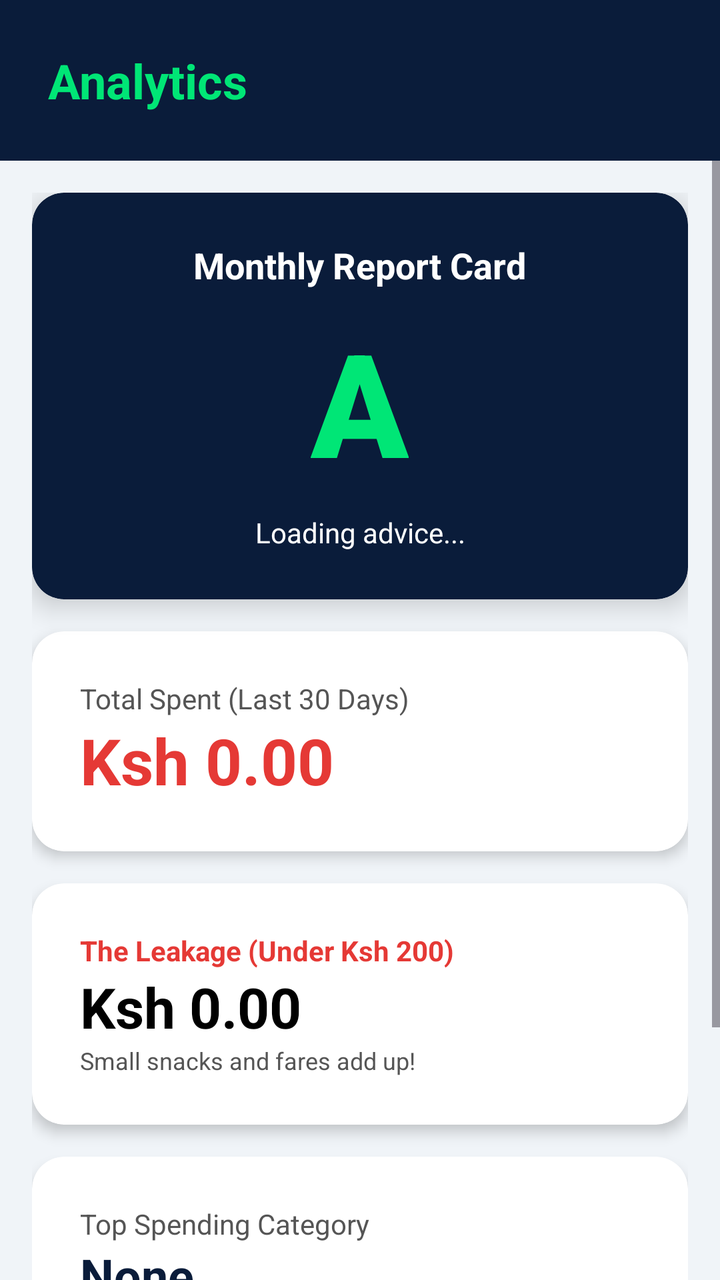
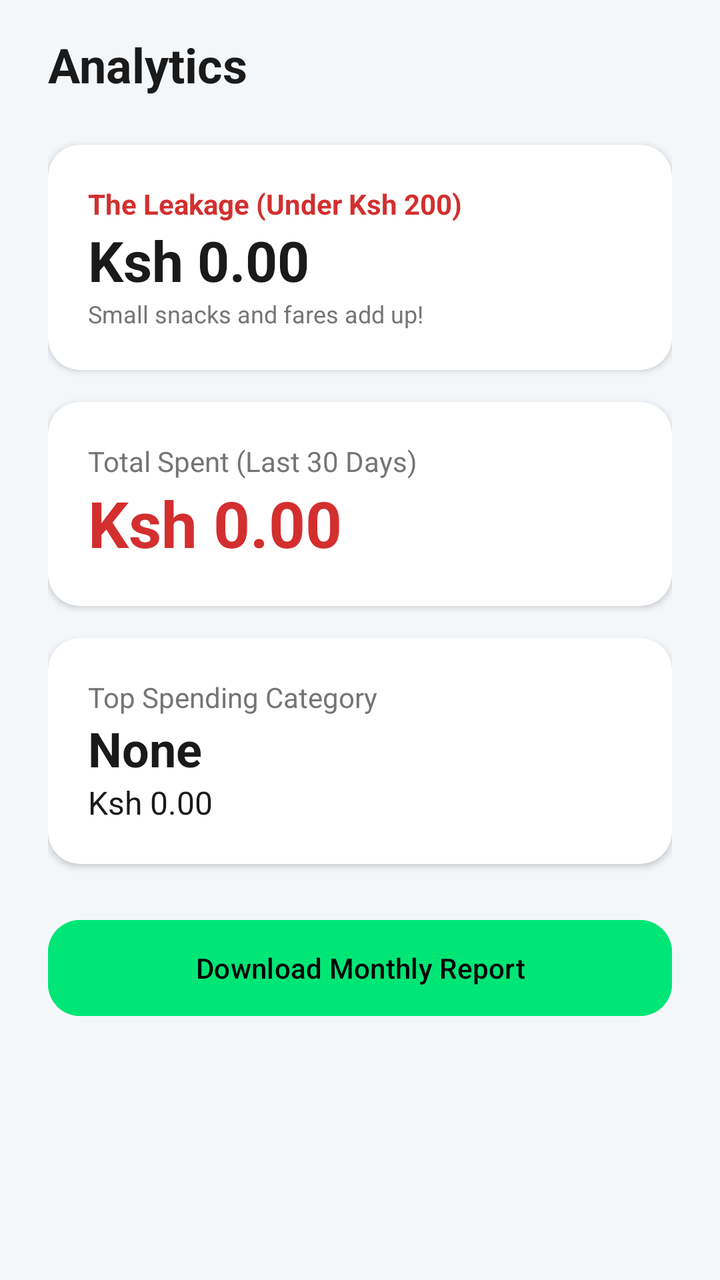

Before-and-after screenshots of an Android layout around one commit, followed by the original layout XML and the change that was made.
<!-- AndroidManifest.xml: application theme Theme.MPesaExpenseTracker -->
<!-- res/layout/fragment_reports.xml -->
<?xml version="1.0" encoding="utf-8"?>
<LinearLayout xmlns:android="http://schemas.android.com/apk/res/android"
    xmlns:app="http://schemas.android.com/apk/res-auto"
    android:layout_width="match_parent"
    android:layout_height="match_parent"
    android:orientation="vertical"
    android:background="@color/bg_offwhite">

    <TextView
        android:layout_width="match_parent"
        android:layout_height="wrap_content"
        android:text="Analytics"
        android:textSize="24sp"
        android:textStyle="bold"
        android:padding="24dp"
        android:background="@color/royal_blue"
        android:textColor="@color/emerald" />

    <ScrollView
        android:layout_width="match_parent"
        android:layout_height="match_parent">

        <LinearLayout
            android:layout_width="match_parent"
            android:layout_height="wrap_content"
            android:orientation="vertical"
            android:padding="16dp">

            
            <androidx.cardview.widget.CardView
                android:layout_width="match_parent"
                android:layout_height="wrap_content"
                android:layout_marginBottom="16dp"
                app:cardCornerRadius="16dp"
                app:cardElevation="8dp"
                app:cardBackgroundColor="@color/royal_blue">
                <LinearLayout
                    android:layout_width="match_parent"
                    android:layout_height="wrap_content"
                    android:orientation="vertical"
                    android:padding="24dp"
                    android:gravity="center">
                    <TextView
                        android:layout_width="wrap_content"
                        android:layout_height="wrap_content"
                        android:text="Monthly Report Card"
                        android:textColor="#FFFFFF"
                        android:textSize="18sp"
                        android:textStyle="bold" />
                    
                    <TextView
                        android:id="@+id/tvReportGrade"
                        android:layout_width="wrap_content"
                        android:layout_height="wrap_content"
                        android:text="A"
                        android:textColor="@color/emerald"
                        android:textSize="72sp"
                        android:textStyle="bold"
                        android:fontFamily="sans-serif-black"
                        android:layout_marginTop="8dp" />
                    
                    <TextView
                        android:id="@+id/tvReportAdvice"
                        android:layout_width="match_parent"
                        android:layout_height="wrap_content"
                        android:text="Loading advice..."
                        android:textColor="#FFFFFF"
                        android:textSize="14sp"
                        android:textAlignment="center"
                        android:layout_marginTop="8dp" />
                </LinearLayout>
            </androidx.cardview.widget.CardView>

            
            <androidx.cardview.widget.CardView
                android:layout_width="match_parent"
                android:layout_height="wrap_content"
                android:layout_marginBottom="16dp"
                app:cardCornerRadius="16dp"
                app:cardElevation="4dp">
                <LinearLayout
                    android:layout_width="match_parent"
                    android:layout_height="wrap_content"
                    android:orientation="vertical"
                    android:padding="24dp">
                    <TextView
                        android:layout_width="wrap_content"
                        android:layout_height="wrap_content"
                        android:text="Total Spent (Last 30 Days)"
                        android:textColor="@color/text_secondary" />
                    <TextView
                        android:id="@+id/tvTotalSpent"
                        android:layout_width="wrap_content"
                        android:layout_height="wrap_content"
                        android:text="Ksh 0.00"
                        android:textSize="32sp"
                        android:textStyle="bold"
                        android:textColor="@color/expense_red" />
                </LinearLayout>
            </androidx.cardview.widget.CardView>

            
            <androidx.cardview.widget.CardView
                android:layout_width="match_parent"
                android:layout_height="wrap_content"
                android:layout_marginBottom="16dp"
                app:cardCornerRadius="16dp"
                app:cardElevation="4dp">
                <LinearLayout
                    android:layout_width="match_parent"
                    android:layout_height="wrap_content"
                    android:orientation="vertical"
                    android:padding="24dp">
                    <TextView
                        android:layout_width="wrap_content"
                        android:layout_height="wrap_content"
                        android:text="The Leakage (Under Ksh 200)"
                        android:textColor="@color/expense_red"
                        android:textStyle="bold" />
                    <TextView
                        android:id="@+id/tvLeakage"
                        android:layout_width="wrap_content"
                        android:layout_height="wrap_content"
                        android:text="Ksh 0.00"
                        android:textSize="28sp"
                        android:textStyle="bold"
                        android:textColor="@color/black" />
                    <TextView
                        android:layout_width="wrap_content"
                        android:layout_height="wrap_content"
                        android:text="Small snacks and fares add up!"
                        android:textSize="12sp"
                        android:textColor="@color/text_gray" />
                </LinearLayout>
            </androidx.cardview.widget.CardView>

            
            <androidx.cardview.widget.CardView
                android:layout_width="match_parent"
                android:layout_height="wrap_content"
                android:layout_marginBottom="16dp"
                app:cardCornerRadius="16dp"
                app:cardElevation="4dp">
                <LinearLayout
                    android:layout_width="match_parent"
                    android:layout_height="wrap_content"
                    android:orientation="vertical"
                    android:padding="24dp">
                    <TextView
                        android:layout_width="wrap_content"
                        android:layout_height="wrap_content"
                        android:text="Top Spending Category"
                        android:textColor="@color/text_secondary" />
                    <TextView
                        android:id="@+id/tvTopCategory"
                        android:layout_width="wrap_content"
                        android:layout_height="wrap_content"
                        android:text="None"
                        android:textSize="24sp"
                        android:textStyle="bold"
                        android:textColor="@color/primary" />
                    <TextView
                        android:id="@+id/tvTopCategoryAmount"
                        android:layout_width="wrap_content"
                        android:layout_height="wrap_content"
                        android:text="Ksh 0.00"
                        android:textSize="16sp"
                        android:textColor="@color/text_primary" />
                </LinearLayout>
            </androidx.cardview.widget.CardView>

            <Button
                android:id="@+id/btnExportCsv"
                android:layout_width="match_parent"
                android:layout_height="56dp"
                android:text="Export Data to CSV"
                android:backgroundTint="@color/primary"
                app:cornerRadius="16dp"
                android:layout_marginTop="16dp"/>

        </LinearLayout>
    </ScrollView>
</LinearLayout>
<!-- resources referenced by this layout -->
<resources>
  <color name="bg_offwhite">#F0F4F8</color>
  <color name="black">#000000</color>
  <color name="emerald">#00E676</color>
  <color name="expense_red">#E53935</color>
  <color name="primary">@color/royal_blue</color>
  <color name="royal_blue">#0A1C3A</color>
  <color name="text_gray">#555555</color>
  <color name="text_primary">@color/black</color>
  <color name="text_secondary">@color/text_gray</color>
  <style name="Theme.MPesaExpenseTracker" parent="Theme.Material3.Light.NoActionBar">
          <item name="colorPrimary">@color/royal_blue</item>
          <item name="colorPrimaryDark">@color/black</item>
          <item name="colorSecondary">@color/emerald</item>
          <item name="android:windowBackground">@color/bg_offwhite</item>
          <item name="android:statusBarColor">@color/royal_blue</item>
          <item name="android:navigationBarColor">@color/royal_blue</item>
          <item name="android:windowLightNavigationBar">false</item>
      </style>
</resources>

<!-- the commit's change to res/layout/fragment_reports.xml (unified diff, before → after) -->
@@ -1,183 +1,140 @@
 <?xml version="1.0" encoding="utf-8"?>
-<LinearLayout xmlns:android="http://schemas.android.com/apk/res/android"
+<androidx.core.widget.NestedScrollView xmlns:android="http://schemas.android.com/apk/res/android"
     xmlns:app="http://schemas.android.com/apk/res-auto"
     android:layout_width="match_parent"
     android:layout_height="match_parent"
-    android:orientation="vertical"
-    android:background="@color/bg_offwhite">
+    android:background="#F4F7FA"
+    android:paddingBottom="24dp">
 
-    <TextView
+    <LinearLayout
         android:layout_width="match_parent"
         android:layout_height="wrap_content"
-        android:text="Analytics"
-        android:textSize="24sp"
-        android:textStyle="bold"
-        android:padding="24dp"
-        android:background="@color/royal_blue"
-        android:textColor="@color/emerald" />
+        android:orientation="vertical"
+        android:paddingHorizontal="24dp"
+        android:paddingTop="16dp">
 
-    <ScrollView
-        android:layout_width="match_parent"
-        android:layout_height="match_parent">
+        <TextView
+            android:layout_width="wrap_content"
+            android:layout_height="wrap_content"
+            android:text="Analytics"
+            android:textSize="24sp"
+            android:textStyle="bold"
+            android:textColor="#1A1A1A"
+            android:layout_marginBottom="24dp" />
 
-        <LinearLayout
+        
+        <androidx.cardview.widget.CardView
             android:layout_width="match_parent"
             android:layout_height="wrap_content"
-            android:orientation="vertical"
-            android:padding="16dp">
-
-            
-            <androidx.cardview.widget.CardView
+            android:layout_marginBottom="16dp"
+            app:cardCornerRadius="16dp"
+            app:cardElevation="2dp"
+            app:cardBackgroundColor="#FFFFFF"
+            android:foreground="?attr/selectableItemBackground">
+            <LinearLayout
                 android:layout_width="match_parent"
                 android:layout_height="wrap_content"
-                android:layout_marginBottom="16dp"
-                app:cardCornerRadius="16dp"
-                app:cardElevation="8dp"
-                app:cardBackgroundColor="@color/royal_blue">
-                <LinearLayout
-                    android:layout_width="match_parent"
+                android:orientation="vertical"
+                android:padding="20dp">
+                <TextView
+                    android:layout_width="wrap_content"
                     android:layout_height="wrap_content"
-                    android:orientation="vertical"
-                    android:padding="24dp"
-                    android:gravity="center">
-                    <TextView
-                        android:layout_width="wrap_content"
-                        android:layout_height="wrap_content"
-                        android:text="Monthly Report Card"
-                        android:textColor="#FFFFFF"
-                        android:textSize="18sp"
-                        android:textStyle="bold" />
-                    
-                    <TextView
-                        android:id="@+id/tvReportGrade"
-                        android:layout_width="wrap_content"
-                        android:layout_height="wrap_content"
-                        android:text="A"
-                        android:textColor="@color/emerald"
-                        android:textSize="72sp"
-                        android:textStyle="bold"
-                        android:fontFamily="sans-serif-black"
-                        android:layout_marginTop="8dp" />
-                    
-                    <TextView
-                        android:id="@+id/tvReportAdvice"
-                        android:layout_width="match_parent"
-                        android:layout_height="wrap_content"
-                        android:text="Loading advice..."
-                        android:textColor="#FFFFFF"
-                        android:textSize="14sp"
-                        android:textAlignment="center"
-                        android:layout_marginTop="8dp" />
-                </LinearLayout>
-            </androidx.cardview.widget.CardView>
+                    android:text="The Leakage (Under Ksh 200)"
+                    android:textColor="#D32F2F"
+                    android:textStyle="bold" />
+                <TextView
+                    android:id="@+id/tvLeakage"
+                    android:layout_width="wrap_content"
+                    android:layout_height="wrap_content"
+                    android:text="Ksh 0.00"
+                    android:textSize="28sp"
+                    android:textStyle="bold"
+                    android:textColor="#1A1A1A" />
+                <TextView
+                    android:layout_width="wrap_content"
+                    android:layout_height="wrap_content"
+                    android:text="Small snacks and fares add up!"
+                    android:textSize="12sp"
+                    android:textColor="#757575" />
+            </LinearLayout>
+        </androidx.cardview.widget.CardView>
 
-            
-            <androidx.cardview.widget.CardView
+        
+        <androidx.cardview.widget.CardView
+            android:layout_width="match_parent"
+            android:layout_height="wrap_content"
+            android:layout_marginBottom="16dp"
+            app:cardCornerRadius="16dp"
+            app:cardElevation="2dp"
+            app:cardBackgroundColor="#FFFFFF"
+            android:foreground="?attr/selectableItemBackground">
+            <LinearLayout
                 android:layout_width="match_parent"
                 android:layout_height="wrap_content"
-                android:layout_marginBottom="16dp"
-                app:cardCornerRadius="16dp"
-                app:cardElevation="4dp">
-                <LinearLayout
-                    android:layout_width="match_parent"
+                android:orientation="vertical"
+                android:padding="20dp">
+                <TextView
+                    android:layout_width="wrap_content"
                     android:layout_height="wrap_content"
-                    android:orientation="vertical"
-                    android:padding="24dp">
-                    <TextView
-                        android:layout_width="wrap_content"
-                        android:layout_height="wrap_content"
-                        android:text="Total Spent (Last 30 Days)"
-                        android:textColor="@color/text_secondary" />
-                    <TextView
-                        android:id="@+id/tvTotalSpent"
-                        android:layout_width="wrap_content"
-                        android:layout_height="wrap_content"
-                        android:text="Ksh 0.00"
-                        android:textSize="32sp"
-                        android:textStyle="bold"
-                        android:textColor="@color/expense_red" />
-                </LinearLayout>
-            </androidx.cardview.widget.CardView>
+                    android:text="Total Spent (Last 30 Days)"
+                    android:textColor="#757575" />
+                <TextView
+                    android:id="@+id/tvTotalSpent"
+                    android:layout_width="wrap_content"
+                    android:layout_height="wrap_content"
+                    android:text="Ksh 0.00"
+                    android:textSize="32sp"
+                    android:textStyle="bold"
+                    android:textColor="#D32F2F" />
+            </LinearLayout>
+        </androidx.cardview.widget.CardView>
 
-            
-            <androidx.cardview.widget.CardView
+        
+        <androidx.cardview.widget.CardView
+            android:layout_width="match_parent"
+            android:layout_height="wrap_content"
+            android:layout_marginBottom="24dp"
+            app:cardCornerRadius="16dp"
+            app:cardElevation="2dp"
+            app:cardBackgroundColor="#FFFFFF"
+            android:foreground="?attr/selectableItemBackground">
+            <LinearLayout
                 android:layout_width="match_parent"
                 android:layout_height="wrap_content"
-                android:layout_marginBottom="16dp"
-                app:cardCornerRadius="16dp"
-                app:cardElevation="4dp">
-                <LinearLayout
-                    android:layout_width="match_parent"
+                android:orientation="vertical"
+                android:padding="20dp">
+                <TextView
+                    android:layout_width="wrap_content"
                     android:layout_height="wrap_content"
-                    android:orientation="vertical"
-                    android:padding="24dp">
-                    <TextView
-                        android:layout_width="wrap_content"
-                        android:layout_height="wrap_content"
-                        android:text="The Leakage (Under Ksh 200)"
-                        android:textColor="@color/expense_red"
-                        android:textStyle="bold" />
-                    <TextView
-                        android:id="@+id/tvLeakage"
-                        android:layout_width="wrap_content"
-                        android:layout_height="wrap_content"
-                        android:text="Ksh 0.00"
-                        android:textSize="28sp"
-                        android:textStyle="bold"
-                        android:textColor="@color/black" />
-                    <TextView
-                        android:layout_width="wrap_content"
-                        android:layout_height="wrap_content"
-                        android:text="Small snacks and fares add up!"
-                        android:textSize="12sp"
-                        android:textColor="@color/text_gray" />
-                </LinearLayout>
-            </androidx.cardview.widget.CardView>
+                    android:text="Top Spending Category"
+                    android:textColor="#757575" />
+                <TextView
+                    android:id="@+id/tvTopCategory"
+                    android:layout_width="wrap_content"
+                    android:layout_height="wrap_content"
+                    android:text="None"
+                    android:textSize="24sp"
+                    android:textStyle="bold"
+                    android:textColor="#1A1A1A" />
+                <TextView
+                    android:id="@+id/tvTopCategoryAmount"
+                    android:layout_width="wrap_content"
+                    android:layout_height="wrap_content"
+                    android:text="Ksh 0.00"
+                    android:textSize="16sp"
+                    android:textColor="#1A1A1A" />
+            </LinearLayout>
+        </androidx.cardview.widget.CardView>
 
-            
-            <androidx.cardview.widget.CardView
-                android:layout_width="match_parent"
-                android:layout_height="wrap_content"
-                android:layout_marginBottom="16dp"
-                app:cardCornerRadius="16dp"
-                app:cardElevation="4dp">
-                <LinearLayout
-                    android:layout_width="match_parent"
-                    android:layout_height="wrap_content"
-                    android:orientation="vertical"
-                    android:padding="24dp">
-                    <TextView
-                        android:layout_width="wrap_content"
-                        android:layout_height="wrap_content"
-                        android:text="Top Spending Category"
-                        android:textColor="@color/text_secondary" />
-                    <TextView
-                        android:id="@+id/tvTopCategory"
-                        android:layout_width="wrap_content"
-                        android:layout_height="wrap_content"
-                        android:text="None"
-                        android:textSize="24sp"
-                        android:textStyle="bold"
-                        android:textColor="@color/primary" />
-                    <TextView
-                        android:id="@+id/tvTopCategoryAmount"
-                        android:layout_width="wrap_content"
-                        android:layout_height="wrap_content"
-                        android:text="Ksh 0.00"
-                        android:textSize="16sp"
-                        android:textColor="@color/text_primary" />
-                </LinearLayout>
-            </androidx.cardview.widget.CardView>
+        
+        <Button
+            android:id="@+id/btnDownloadMonthly"
+            android:layout_width="match_parent"
+            android:layout_height="56dp"
+            android:text="Download Monthly Report"
+            android:textColor="#000000"
+            android:backgroundTint="#00E676"
+            app:cornerRadius="16dp" />
 
-            <Button
-                android:id="@+id/btnExportCsv"
-                android:layout_width="match_parent"
-                android:layout_height="56dp"
-                android:text="Export Data to CSV"
-                android:backgroundTint="@color/primary"
-                app:cornerRadius="16dp"
-                android:layout_marginTop="16dp"/>
-
-        </LinearLayout>
-    </ScrollView>
-</LinearLayout>
+    </LinearLayout>
+</androidx.core.widget.NestedScrollView>
<!-- resource entries referenced after the edit -->
@@ -1,22 +1,12 @@
 <!-- resources referenced by this layout -->
 <resources>
-  <color name="bg_offwhite">#F0F4F8</color>
-  <color name="black">#000000</color>
-  <color name="emerald">#00E676</color>
-  <color name="expense_red">#E53935</color>
-  <color name="primary">@color/royal_blue</color>
-  <color name="royal_blue">#0A1C3A</color>
-  <color name="text_gray">#555555</color>
-  <color name="text_primary">@color/black</color>
-  <color name="text_secondary">@color/text_gray</color>
   <style name="Theme.MPesaExpenseTracker" parent="Theme.Material3.Light.NoActionBar">
-          <item name="colorPrimary">@color/royal_blue</item>
-          <item name="colorPrimaryDark">@color/black</item>
-          <item name="colorSecondary">@color/emerald</item>
-          <item name="android:windowBackground">@color/bg_offwhite</item>
-          <item name="android:statusBarColor">@color/royal_blue</item>
-          <item name="android:navigationBarColor">@color/royal_blue</item>
-          <item name="android:windowLightNavigationBar">false</item>
+          <item name="colorPrimary">#0A1C3A</item>
+          <item name="colorPrimaryDark">#000000</item>
+          <item name="colorSecondary">#00E676</item>
+          <item name="android:windowBackground">#F0F4F8</item>
+          <item name="android:statusBarColor">#0A1C3A</item>
+          <item name="android:forceDarkAllowed">false</item>
       </style>
 </resources>
 
